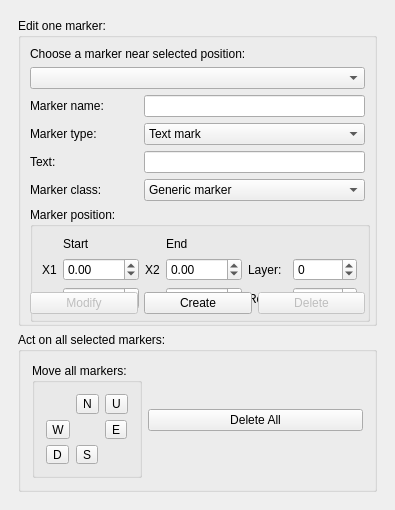
Old version of the form src/mainwindow/infomarkseditdlg.ui in the repository MUME/MMapper.
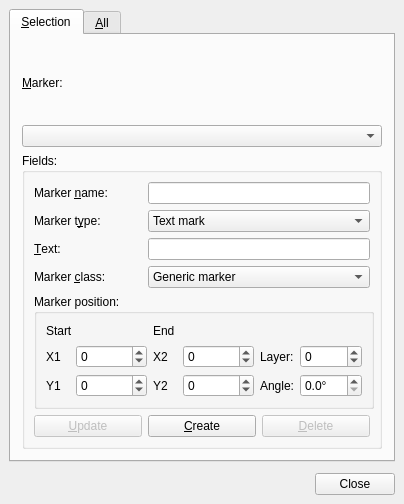
New version of the form.

Commit message: Refactor Infomarks Edit dialog

```diff
--- a/src/mainwindow/infomarkseditdlg.ui
+++ b/src/mainwindow/infomarkseditdlg.ui
@@ -3,258 +3,176 @@
  <comment></comment>
  <exportmacro></exportmacro>
  <class>InfoMarksEditDlg</class>
- <widget class="QDialog" name="InfoMarksEditDlg" >
-  <property name="geometry" >
+ <widget class="QDialog" name="InfoMarksEditDlg">
+  <property name="geometry">
    <rect>
     <x>0</x>
     <y>0</y>
-    <width>395</width>
-    <height>510</height>
+    <width>404</width>
+    <height>504</height>
    </rect>
   </property>
-  <property name="sizePolicy" >
-   <sizepolicy>
-    <hsizetype>4</hsizetype>
-    <vsizetype>4</vsizetype>
+  <property name="sizePolicy">
+   <sizepolicy hsizetype="Maximum" vsizetype="Maximum">
     <horstretch>0</horstretch>
     <verstretch>0</verstretch>
    </sizepolicy>
   </property>
-  <property name="minimumSize" >
+  <property name="minimumSize">
    <size>
-    <width>395</width>
-    <height>510</height>
+    <width>404</width>
+    <height>504</height>
    </size>
   </property>
-  <property name="baseSize" >
+  <property name="baseSize">
    <size>
     <width>395</width>
     <height>510</height>
    </size>
   </property>
-  <property name="contextMenuPolicy" >
+  <property name="contextMenuPolicy">
    <enum>Qt::NoContextMenu</enum>
   </property>
-  <property name="windowTitle" >
+  <property name="windowTitle">
    <string>Edit Markers</string>
   </property>
-  <property name="sizeGripEnabled" >
+  <property name="sizeGripEnabled">
    <bool>false</bool>
   </property>
-  <layout class="QGridLayout" >
-   <property name="margin" >
+  <layout class="QGridLayout" name="gridLayout">
+   <property name="leftMargin">
     <number>9</number>
    </property>
-   <property name="spacing" >
-    <number>6</number>
+   <property name="topMargin">
+    <number>9</number>
    </property>
-   <item row="0" column="0" >
-    <widget class="QFrame" name="frame" >
-     <property name="frameShape" >
-      <enum>QFrame::NoFrame</enum>
-     </property>
-     <property name="frameShadow" >
-      <enum>QFrame::Plain</enum>
-     </property>
-     <layout class="QGridLayout">
-       <property name="margin">
+   <property name="rightMargin">
         <number>9</number>
        </property>
-       <property name="spacing">
-        <number>6</number>
+   <property name="bottomMargin">
+    <number>9</number>
        </property>
        <item row="0" column="0">
+    <widget class="QTabWidget" name="tabWidget">
+     <property name="currentIndex">
+      <number>0</number>
+     </property>
+     <widget class="QWidget" name="tab">
+      <attribute name="title">
+       <string>&amp;Selection</string>
+      </attribute>
+      <layout class="QVBoxLayout" name="verticalLayout">
+       <item>
+        <widget class="QLabel" name="textLabel1_2_2">
+         <property name="text">
+          <string>&amp;Marker:</string>
+         </property>
+         <property name="buddy">
+          <cstring>objectsList</cstring>
+         </property>
+        </widget>
+       </item>
+       <item>
+        <widget class="QComboBox" name="objectsList"/>
+       </item>
+       <item>
          <widget class="QGroupBox" name="selectedMarkBox">
-           <property name="title" >
-             <string>Edit one marker:</string>
+         <property name="title">
+          <string>Fields:</string>
            </property>
            <layout class="QGridLayout">
-             <property name="margin">
+          <property name="leftMargin">
+           <number>9</number>
+          </property>
+          <property name="topMargin">
+           <number>9</number>
+          </property>
+          <property name="rightMargin">
+           <number>9</number>
+          </property>
+          <property name="bottomMargin">
                <number>9</number>
              </property>
              <property name="spacing">
                <number>6</number>
              </property>
-             <item row="0" column="0" colspan="3">
-               <widget class="QLabel" name="textLabel1_2_2" >
-                <property name="geometry" >
-                 <rect>
-                  <width>202</width>
-                  <height>20</height>
-                 </rect>
-                </property>
-                <property name="text" >
-                 <string>Choose a marker near selected position:</string>
-                </property>
-               </widget>
-             </item>
-             <item row="1" column="0" colspan="3">
-               <widget class="QComboBox" name="objectsList" >
-                <property name="geometry" >
-                 <rect>
-                  <width>261</width>
-                  <height>21</height>
-                 </rect>
-                </property>
-               </widget>
-             </item>
-             <item row="2" column="0">
-               <widget class="QLabel" name="textLabel2_2_3" >
-                <property name="geometry" >
-                 <rect>
-                  <width>63</width>
-                  <height>20</height>
-                 </rect>
-                </property>
-                <property name="text" >
-                 <string>Marker name:</string>
-                </property>
-               </widget>
-             </item>
-             <item row="2" column="1" colspan="2">
-               <widget class="QLineEdit" name="objectNameStr" >
-                <property name="geometry" >
-                 <rect>
-                  <width>181</width>
-                  <height>18</height>
-                 </rect>
-                </property>
-               </widget>
-             </item>
-             <item row="3" column="0">
-               <widget class="QLabel" name="textLabel1_2" >
-                <property name="geometry" >
-                 <rect>
-                  <width>61</width>
-                  <height>20</height>
-                 </rect>
-                </property>
-                <property name="text" >
-                 <string>Marker type:</string>
-                </property>
-               </widget>
-             </item>
-             <item row="3" column="1" colspan="2">
-               <widget class="QComboBox" name="objectType" >
-                <property name="geometry" >
-                 <rect>
-                  <width>181</width>
-                  <height>21</height>
-                 </rect>
-                </property>
-                <item>
-                 <property name="text" >
-                  <string>Text mark</string>
-                 </property>
-                </item>
-                <item>
-                 <property name="text" >
-                  <string>Line</string>
-                 </property>
-                </item>
-                <item>
-                 <property name="text" >
-                  <string>Arrow</string>
-                 </property>
-                </item>
-               </widget>
-             </item>
-             <item row="4" column="0">
-               <widget class="QLabel" name="textLabel2_2" >
-                <property name="geometry" >
-                 <rect>
-                  <width>40</width>
-                  <height>20</height>
-                 </rect>
-                </property>
-                <property name="text" >
-                 <string>Text:</string>
-                </property>
-               </widget>
-             </item>
              <item row="4" column="1" colspan="2">
-               <widget class="QLineEdit" name="objectText" >
-                <property name="geometry" >
-                 <rect>
-                  <width>181</width>
-                  <height>18</height>
-                 </rect>
-                </property>
-               </widget>
-             </item>
-             <item row="5" column="0">
-               <widget class="QLabel" name="textLabel3_1" >
-                <property name="geometry" >
-                 <rect>
-                  <width>61</width>
-                  <height>20</height>
-                 </rect>
-                </property>
-                <property name="text" >
-                 <string>Marker class:</string>
-                </property>
-               </widget>
+           <widget class="QLineEdit" name="objectText"/>
              </item>
              <item row="5" column="1" colspan="2">
-               <widget class="QComboBox" name="objectClassesList" >
-                 <property name="geometry" >
-                   <rect>
-                     <width>261</width>
-                     <height>21</height>
-                   </rect>
-                 </property>
+           <widget class="QComboBox" name="objectClassesList">
                  <item>
-                  <property name="text" >
+             <property name="text">
                    <string>Generic marker</string>
                   </property>
                  </item>
                  <item>
-                  <property name="text" >
+             <property name="text">
                    <string>Herb</string>
                   </property>
                  </item>
                  <item>
-                  <property name="text" >
+             <property name="text">
                    <string>River</string>
                   </property>
                  </item>
                  <item>
-                  <property name="text" >
+             <property name="text">
                    <string>Place</string>
                   </property>
                  </item>
                  <item>
-                  <property name="text" >
+             <property name="text">
                    <string>Mobile name</string>
                   </property>
                  </item>
                  <item>
-                  <property name="text" >
+             <property name="text">
                    <string>Comment</string>
                   </property>
                  </item>
                  <item>
-                  <property name="text" >
+             <property name="text">
                    <string>Road</string>
                   </property>
                  </item>
                  <item>
-                  <property name="text" >
+             <property name="text">
                    <string>Object</string>
                   </property>
                  </item>
                  <item>
-                  <property name="text" >
+             <property name="text">
                    <string>Action</string>
                   </property>
                  </item>
                  <item>
-                  <property name="text" >
+             <property name="text">
                    <string>Locality</string>
                   </property>
                  </item>
                </widget>
              </item>
+          <item row="5" column="0">
+           <widget class="QLabel" name="textLabel3_1">
+            <property name="text">
+             <string>Marker &amp;class:</string>
+            </property>
+            <property name="buddy">
+             <cstring>objectClassesList</cstring>
+            </property>
+           </widget>
+          </item>
+          <item row="2" column="0">
+           <widget class="QLabel" name="textLabel2_2_3">
+            <property name="text">
+             <string>Marker &amp;name:</string>
+            </property>
+            <property name="buddy">
+             <cstring>objectNameStr</cstring>
+            </property>
+           </widget>
+          </item>
              <item row="6" column="0" colspan="3">
                <widget class="QGroupBox" name="positionGroupBox">
                  <property name="minimumSize">
@@ -269,289 +187,260 @@
                    <height>115</height>
                   </size>
                  </property>
-                 <property name="title" >
+            <property name="title">
                    <string>Marker position:</string>
                  </property>
                  <layout class="QGridLayout">
-                   <property name="margin">
+             <property name="leftMargin">
+              <number>9</number>
+             </property>
+             <property name="topMargin">
+              <number>9</number>
+             </property>
+             <property name="rightMargin">
+              <number>9</number>
+             </property>
+             <property name="bottomMargin">
                      <number>9</number>
                    </property>
                    <property name="spacing">
                      <number>6</number>
                    </property>
-                   <item row="0" column="1">
-                     <widget class="QLabel" name="startLabel" >
-                      <property name="geometry" >
-                       <rect>
-                        <width>51</width>
-                        <height>20</height>
-                       </rect>
-                      </property>
-                      <property name="text" >
-                       <string>Start</string>
-                      </property>
-                     </widget>
-                   </item>
-                   <item row="0" column="3">
-                     <widget class="QLabel" name="endLabel" >
-                      <property name="geometry" >
-                       <rect>
-                        <width>31</width>
-                        <height>20</height>
-                       </rect>
-                      </property>
-                      <property name="text" >
-                       <string>End</string>
-                      </property>
-                     </widget>
-                   </item>
                    <item row="1" column="0">
-                     <widget class="QLabel" name="textLabel4_3" >
-                      <property name="geometry" >
-                       <rect>
-                        <width>16</width>
-                        <height>20</height>
-                       </rect>
-                      </property>
-                      <property name="text" >
+              <widget class="QLabel" name="textLabel4_3">
+               <property name="text">
                        <string>X1</string>
                       </property>
-                     </widget>
-                   </item>
-                   <item row="1" column="1">
-                     <widget class="QDoubleSpinBox" name="m_x1" >
-                      <property name="geometry" >
-                       <rect>
-                        <width>71</width>
-                        <height>22</height>
-                       </rect>
-                      </property>
-                      <property name="maximum" >
-                       <double>1e+10</double>
-                      </property>
-                      <property name="minimum" >
-                       <double>-1e+09</double>
-                      </property>
-                      <property name="singleStep" >
-                       <double>0.01</double>
+               <property name="buddy">
+                <cstring>m_x1</cstring>
                       </property>
                      </widget>
                    </item>
                    <item row="1" column="2">
-                     <widget class="QLabel" name="textLabel4_3_3" >
-                      <property name="geometry" >
-                       <rect>
-                        <width>24</width>
-                        <height>20</height>
-                       </rect>
-                      </property>
-                      <property name="text" >
+              <widget class="QLabel" name="textLabel4_3_3">
+               <property name="text">
                        <string>X2</string>
                       </property>
-                     </widget>
-                   </item>
-                   <item row="1" column="3">
-                     <widget class="QDoubleSpinBox" name="m_x2" >
-                      <property name="geometry" >
-                       <rect>
-                        <width>71</width>
-                        <height>22</height>
-                       </rect>
-                      </property>
-                      <property name="maximum" >
-                       <double>1e+10</double>
-                      </property>
-                      <property name="minimum" >
-                       <double>-1e+09</double>
-                      </property>
-                      <property name="singleStep" >
-                       <double>0.01</double>
+               <property name="buddy">
+                <cstring>m_x2</cstring>
                       </property>
                      </widget>
                    </item>
                    <item row="1" column="4">
-                     <widget class="QLabel" name="textLabel4_3_4" >
-                      <property name="geometry" >
-                       <rect>
-                        <width>41</width>
-                        <height>20</height>
-                       </rect>
-                      </property>
-                      <property name="text" >
+              <widget class="QLabel" name="textLabel4_3_4">
+               <property name="text">
                        <string>Layer:</string>
                       </property>
+               <property name="buddy">
+                <cstring>m_layer</cstring>
+               </property>
                      </widget>
                    </item>
                    <item row="1" column="5">
-                     <widget class="QSpinBox" name="m_layer" >
-                      <property name="geometry" >
-                       <rect>
-                         <width>64</width>
-                        <height>22</height>
-                       </rect>
-                      </property>
-                      <property name="maximum" >
-                       <number>10</number>
-                      </property>
-                      <property name="minimum" >
+              <widget class="QSpinBox" name="m_layer">
+               <property name="minimum">
                        <number>-10</number>
                       </property>
+               <property name="maximum">
+                <number>10</number>
+               </property>
                      </widget>
                    </item>
                    <item row="2" column="0">
-                     <widget class="QLabel" name="textLabel4_3_2" >
-                      <property name="geometry" >
-                       <rect>
-                        <width>16</width>
-                        <height>20</height>
-                       </rect>
-                      </property>
-                      <property name="text" >
+              <widget class="QLabel" name="textLabel4_3_2">
+               <property name="text">
                        <string>Y1</string>
                       </property>
-                     </widget>
-                   </item>
-                   <item row="2" column="1">
-                     <widget class="QDoubleSpinBox" name="m_y1" >
-                      <property name="geometry" >
-                       <rect>
-                        <width>71</width>
-                        <height>22</height>
-                       </rect>
-                      </property>
-                      <property name="maximum" >
-                       <double>1e+10</double>
-                      </property>
-                      <property name="minimum" >
-                       <double>-1e+09</double>
-                      </property>
-                      <property name="singleStep" >
-                       <double>0.01</double>
+               <property name="buddy">
+                <cstring>m_y1</cstring>
                       </property>
                      </widget>
                    </item>
                    <item row="2" column="2">
-                     <widget class="QLabel" name="textLabel4_3_2_2" >
-                      <property name="geometry" >
-                       <rect>
-                        <width>24</width>
-                        <height>20</height>
-                       </rect>
-                      </property>
-                      <property name="text" >
+              <widget class="QLabel" name="textLabel4_3_2_2">
+               <property name="text">
                        <string>Y2</string>
                       </property>
-                     </widget>
-                   </item>
-                   <item row="2" column="3">
-                     <widget class="QDoubleSpinBox" name="m_y2" >
-                      <property name="geometry" >
-                       <rect>
-                        <width>71</width>
-                        <height>22</height>
-                       </rect>
-                      </property>
-                      <property name="maximum" >
-                       <double>1e+10</double>
-                      </property>
-                      <property name="minimum" >
-                       <double>-1e+09</double>
-                      </property>
-                      <property name="singleStep" >
-                       <double>0.01</double>
+               <property name="buddy">
+                <cstring>m_y2</cstring>
                       </property>
                      </widget>
                    </item>
                    <item row="2" column="4">
-                     <widget class="QLabel" name="textLabel4_3_5" >
-                      <property name="geometry" >
-                       <rect>
-                        <width>41</width>
-                        <height>20</height>
-                       </rect>
-                      </property>
-                      <property name="text" >
-                       <string>Rot (°):</string>
+              <widget class="QLabel" name="textLabel4_3_5">
+               <property name="text">
+                <string>Angle:</string>
+               </property>
+               <property name="buddy">
+                <cstring>m_rotationAngle</cstring>
+               </property>
+              </widget>
+             </item>
+             <item row="1" column="3">
+              <widget class="QSpinBox" name="m_x2">
+               <property name="minimum">
+                <number>-2147483647</number>
+               </property>
+               <property name="maximum">
+                <number>2147483647</number>
+               </property>
+               <property name="singleStep">
+                <number>100</number>
+               </property>
+              </widget>
+             </item>
+             <item row="2" column="3">
+              <widget class="QSpinBox" name="m_y2">
+               <property name="minimum">
+                <number>-2147483647</number>
+               </property>
+               <property name="maximum">
+                <number>2147483647</number>
+               </property>
+               <property name="singleStep">
+                <number>100</number>
+               </property>
+              </widget>
+             </item>
+             <item row="2" column="1">
+              <widget class="QSpinBox" name="m_y1">
+               <property name="minimum">
+                <number>-2147483647</number>
+               </property>
+               <property name="maximum">
+                <number>2147483647</number>
+               </property>
+               <property name="singleStep">
+                <number>100</number>
+               </property>
+              </widget>
+             </item>
+             <item row="1" column="1">
+              <widget class="QSpinBox" name="m_x1">
+               <property name="minimum">
+                <number>-2147483647</number>
+               </property>
+               <property name="maximum">
+                <number>2147483647</number>
+               </property>
+               <property name="singleStep">
+                <number>100</number>
                       </property>
                      </widget>
                    </item>
                    <item row="2" column="5">
-                     <widget class="QDoubleSpinBox" name="m_rotationAngle" >
-                      <property name="geometry" >
-                       <rect>
-                        <width>91</width>
-                        <height>22</height>
-                       </rect>
-                      </property>
-                      <property name="maximum" >
-                       <double>360</double>
-                      </property>
-                      <property name="minimum" >
-                       <double>0</double>
-                      </property>
-                      <property name="singleStep" >
-                       <double>1</double>
+              <widget class="QDoubleSpinBox" name="m_rotationAngle">
+               <property name="suffix">
+                <string>°</string>
+               </property>
+               <property name="decimals">
+                <number>1</number>
+               </property>
+               <property name="maximum">
+                <double>360.000000000000000</double>
+               </property>
+               <property name="singleStep">
+                <double>45.000000000000000</double>
+               </property>
+              </widget>
+             </item>
+             <item row="0" column="0" colspan="2">
+              <widget class="QLabel" name="startLabel">
+               <property name="text">
+                <string>Start</string>
+               </property>
+              </widget>
+             </item>
+             <item row="0" column="2" colspan="2">
+              <widget class="QLabel" name="endLabel">
+               <property name="text">
+                <string>End</string>
                       </property>
                      </widget>
                    </item>
                  </layout>
                </widget>
              </item>
-             <item row="10" column="0">
-               <widget class="QPushButton" name="objectModify" >
-                <property name="enabled" >
-                 <bool>false</bool>
-                </property>
-                <property name="geometry" >
-                 <rect>
-                  <width>71</width>
-                  <height>33</height>
-                 </rect>
-                </property>
-                <property name="text" >
-                 <string>Modify</string>
-                </property>
-               </widget>
-             </item>
-             <item row="10" column="1">
-               <widget class="QPushButton" name="objectCreate" >
-                <property name="geometry" >
-                 <rect>
-                  <width>71</width>
-                  <height>33</height>
-                 </rect>
-                </property>
-                <property name="text" >
-                 <string>Create</string>
-                </property>
-               </widget>
-             </item>
+          <item row="4" column="0">
+           <widget class="QLabel" name="textLabel2_2">
+            <property name="text">
+             <string>&amp;Text:</string>
+            </property>
+            <property name="buddy">
+             <cstring>objectText</cstring>
+            </property>
+           </widget>
+          </item>
+          <item row="3" column="0">
+           <widget class="QLabel" name="textLabel1_2">
+            <property name="text">
+             <string>Marker t&amp;ype:</string>
+            </property>
+            <property name="buddy">
+             <cstring>objectType</cstring>
+            </property>
+           </widget>
+          </item>
+          <item row="3" column="1" colspan="2">
+           <widget class="QComboBox" name="objectType">
+            <item>
+             <property name="text">
+              <string>Text mark</string>
+             </property>
+            </item>
+            <item>
+             <property name="text">
+              <string>Line</string>
+             </property>
+            </item>
+            <item>
+             <property name="text">
+              <string>Arrow</string>
+             </property>
+            </item>
+           </widget>
+          </item>
+          <item row="2" column="1" colspan="2">
+           <widget class="QLineEdit" name="objectNameStr"/>
+          </item>
              <item row="10" column="2">
-               <widget class="QPushButton" name="objectDelete" >
-                <property name="enabled" >
+           <widget class="QPushButton" name="objectDelete">
+            <property name="enabled">
                  <bool>false</bool>
                 </property>
-                <property name="geometry" >
-                 <rect>
-                  <width>71</width>
-                  <height>33</height>
-                 </rect>
-                </property>
-                <property name="text" >
-                 <string>Delete</string>
+            <property name="text">
+             <string>&amp;Delete</string>
+            </property>
+           </widget>
+          </item>
+          <item row="10" column="1">
+           <widget class="QPushButton" name="objectCreate">
+            <property name="text">
+             <string>&amp;Create</string>
                 </property>
                </widget>
              </item>
+          <item row="10" column="0">
+           <widget class="QPushButton" name="objectModify">
+            <property name="enabled">
+             <bool>false</bool>
+            </property>
+            <property name="text">
+             <string>&amp;Update</string>
+            </property>
+           </widget>
+          </item>
            </layout>
          </widget>
        </item>
-       <item row="1" column="0">
-         <widget class="QGroupBox" name="teleportGroupBox">
-           <property name="title">
-            <string>Act on all selected markers:</string>
-           </property>
-           <layout class="QHBoxLayout">
-             <item>
+      </layout>
+     </widget>
+     <widget class="QWidget" name="tab_2">
+      <attribute name="title">
+       <string>&amp;All</string>
+      </attribute>
+      <layout class="QGridLayout" name="gridLayout_2">
+       <item row="0" column="0">
               <widget class="QGroupBox" name="selectExitGroupBox">
                 <property name="minimumSize">
                  <size>
@@ -559,90 +448,90 @@
                   <height>115</height>
                  </size>
                 </property>
+         <property name="maximumSize">
+          <size>
+           <width>110</width>
+           <height>115</height>
+          </size>
+         </property>
                 <property name="title">
                   <string>Move all markers:</string>
                 </property>
-                <property name="maximumSize">
-                 <size>
-                  <width>110</width>
-                  <height>115</height>
-                 </size>
-                </property>
                 <layout class="QGridLayout" name="exitButtonLayout">
                  <item row="0" column="1">
-                  <widget class="QToolButton" name="layerNButton" >
+           <widget class="QToolButton" name="layerNButton">
                    <property name="sizePolicy">
                     <sizepolicy hsizetype="Fixed" vsizetype="Fixed">
                      <horstretch>0</horstretch>
                      <verstretch>0</verstretch>
                     </sizepolicy>
                    </property>
-                   <property name="text" >
+            <property name="text">
                     <string>N</string>
                    </property>
                   </widget>
                  </item>
                  <item row="0" column="2">
-                  <widget class="QToolButton" name="layerUpButton" >
+           <widget class="QToolButton" name="layerUpButton">
                    <property name="sizePolicy">
                     <sizepolicy hsizetype="Fixed" vsizetype="Fixed">
                      <horstretch>0</horstretch>
                      <verstretch>0</verstretch>
                     </sizepolicy>
                    </property>
-                   <property name="text" >
+            <property name="text">
                     <string>U</string>
                    </property>
                   </widget>
                  </item>
                  <item row="1" column="2">
-                  <widget class="QToolButton" name="layerEButton" >
+           <widget class="QToolButton" name="layerEButton">
                    <property name="sizePolicy">
                     <sizepolicy hsizetype="Fixed" vsizetype="Fixed">
                      <horstretch>0</horstretch>
                      <verstretch>0</verstretch>
                     </sizepolicy>
                    </property>
-                   <property name="text" >
+            <property name="text">
                     <string>E</string>
                    </property>
                   </widget>
                  </item>
                  <item row="1" column="0">
-                  <widget class="QToolButton" name="layerWButton" >
+           <widget class="QToolButton" name="layerWButton">
                    <property name="sizePolicy">
                     <sizepolicy hsizetype="Fixed" vsizetype="Fixed">
                      <horstretch>0</horstretch>
                      <verstretch>0</verstretch>
                     </sizepolicy>
                    </property>
-                   <property name="text" >
+            <property name="text">
                     <string>W</string>
                    </property>
                   </widget>
                  </item>
                  <item row="2" column="0">
-                  <widget class="QToolButton" name="layerDownButton" >
+           <widget class="QToolButton" name="layerDownButton">
                    <property name="sizePolicy">
                     <sizepolicy hsizetype="Fixed" vsizetype="Fixed">
                      <horstretch>0</horstretch>
                      <verstretch>0</verstretch>
                     </sizepolicy>
                    </property>
-                   <property name="text" >
+            <property name="text">
                     <string>D</string>
                    </property>
                   </widget>
                  </item>
                  <item row="2" column="1">
-                  <widget class="QToolButton" name="layerSButton" >
+           <widget class="QToolButton" name="layerSButton">
                    <property name="sizePolicy">
                     <sizepolicy hsizetype="Fixed" vsizetype="Fixed">
                      <horstretch>0</horstretch>
                      <verstretch>0</verstretch>
                     </sizepolicy>
                    </property>
-                   <property name="text" >
+            <property name="text">
                     <string>S</string>
                    </property>
                   </widget>
@@ -650,31 +539,50 @@
                 </layout>
                </widget>
              </item>
-             <item>
-               <widget class="QPushButton" name="objectDeleteAll" >
-                <property name="enabled" >
+       <item row="1" column="0">
+        <widget class="QPushButton" name="objectDeleteAll">
+         <property name="enabled">
                  <bool>true</bool>
                 </property>
-                <property name="geometry" >
-                 <rect>
-                  <width>61</width>
-                  <height>33</height>
-                 </rect>
-                </property>
-                <property name="text" >
+         <property name="text">
                  <string>Delete All</string>
                 </property>
                </widget>
              </item>
            </layout>
          </widget>
-       </item>
-     </layout>
+    </widget>
+   </item>
+   <item row="1" column="0">
+    <layout class="QHBoxLayout" name="horizontalLayout">
+     <property name="topMargin">
+      <number>5</number>
+     </property>
+     <item>
+      <spacer name="horizontalSpacer">
+       <property name="orientation">
+        <enum>Qt::Horizontal</enum>
+       </property>
+       <property name="sizeHint" stdset="0">
+        <size>
+         <width>40</width>
+         <height>20</height>
+        </size>
+       </property>
+      </spacer>
+     </item>
+     <item>
+      <widget class="QPushButton" name="closeButton">
+       <property name="text">
+        <string>Close</string>
+       </property>
     </widget>
    </item>
   </layout>
+   </item>
+  </layout>
  </widget>
- <layoutdefault spacing="6" margin="11" />
+ <layoutdefault spacing="6" margin="11"/>
  <pixmapfunction>qPixmapFromMimeSource</pixmapfunction>
  <resources/>
  <connections/>
```
Left out of the diff: 5 changed lines with no effect on the pictures. Lines whose indentation alone changed are shown as unchanged. The commit also changes 2 other files.
